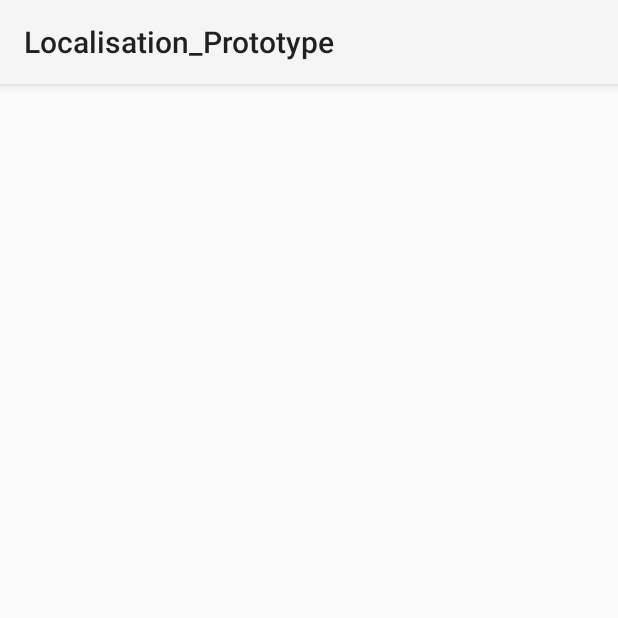
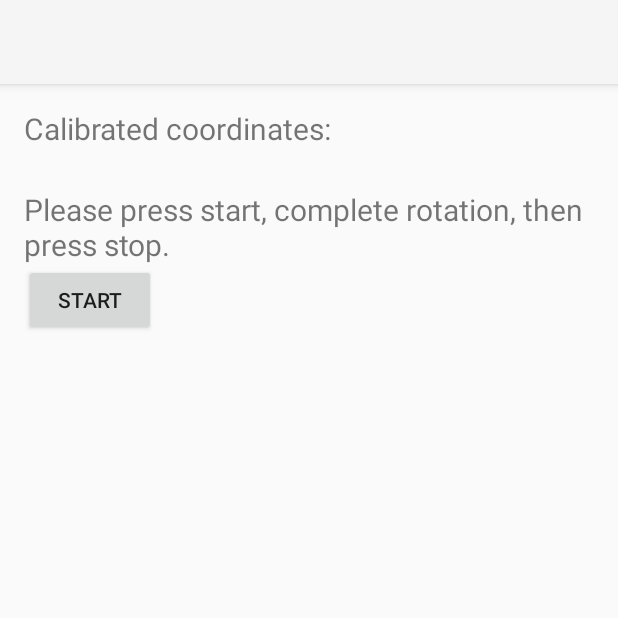
Before and after one commit to ammachin/individual-project-ammachin, an Android app: the PDR screen opened directly, with no data from a screen before it, on a phone screen of 412 x 824 dp, the top half of it. Run offline under Robolectric (Android 15) with nearby library versions, the phone set to English and light mode, and no system bars; 2 statements that could not run were skipped.

Commit message:
Adding UI to PDR activity.

```diff
--- a/android_app/app/src/main/java/com/unileeds/Android_App/Vector3D.java
+++ b/android_app/app/src/main/java/com/unileeds/Android_App/Vector3D.java
@@ -1,6 +1,8 @@
 package com.unileeds.Android_App;
 
-public class Vector3D {
+import java.io.Serializable;
+
+public class Vector3D implements Serializable {
     float x;
     float y;
     float z;
--- a/android_app/app/src/main/res/layout/activity_pdr.xml
+++ b/android_app/app/src/main/res/layout/activity_pdr.xml
@@ -7,4 +7,93 @@
     android:layout_height="match_parent"
     tools:context=".PDR">
 
+    <TextView
+        android:layout_width="wrap_content"
+        android:layout_height="wrap_content"
+        android:layout_marginStart="16dp"
+        android:layout_marginTop="16dp"
+        android:text="Calibrated coordinates:"
+        app:layout_constraintStart_toStartOf="parent"
+        app:layout_constraintTop_toTopOf="parent"
+        android:textSize="20sp"/>
+
+    <TextView
+        android:id="@+id/init_coords"
+        android:layout_width="wrap_content"
+        android:layout_height="wrap_content"
+        android:text="No coordinates found"
+        android:textSize="20sp"
+        android:layout_marginStart="16dp"
+        android:layout_marginTop="40dp"
+        app:layout_constraintStart_toStartOf="parent"
+        app:layout_constraintTop_toTopOf="parent" />
+
+    <TextView
+        android:layout_width="wrap_content"
+        android:layout_height="wrap_content"
+        android:layout_marginStart="16dp"
+        android:layout_marginTop="70dp"
+        android:text="Please press start, complete rotation, then press stop."
+        app:layout_constraintStart_toStartOf="parent"
+        app:layout_constraintTop_toTopOf="parent"
+        android:textSize="20sp"/>
+
+    <Button
+        android:layout_width="wrap_content"
+        android:layout_height="wrap_content"
+        app:layout_constraintStart_toStartOf="parent"
+        app:layout_constraintTop_toTopOf="parent"
+        android:layout_marginStart="16dp"
+        android:layout_marginTop="120dp"
+        android:text="@string/Start"
+        android:id="@+id/orientation_button"/>
+
+    <TextView
+        android:layout_width="wrap_content"
+        android:layout_height="wrap_content"
+        android:layout_marginStart="16dp"
+        android:layout_marginTop="200dp"
+        android:text="Please press start, walk desired distance, then press stop."
+        app:layout_constraintStart_toStartOf="parent"
+        app:layout_constraintTop_toTopOf="parent"
+        android:textSize="20sp"
+        android:visibility="invisible"
+        android:id="@+id/distance_text"
+        />
+
+    <Button
+        android:layout_width="wrap_content"
+        android:layout_height="wrap_content"
+        app:layout_constraintStart_toStartOf="parent"
+        app:layout_constraintTop_toTopOf="parent"
+        android:layout_marginStart="16dp"
+        android:layout_marginTop="250dp"
+        android:text="@string/Start"
+        android:id="@+id/distance_button"
+        android:visibility="invisible" />
+
+    <TextView
+        android:layout_width="wrap_content"
+        android:layout_height="wrap_content"
+        android:layout_marginStart="16dp"
+        android:layout_marginTop="320dp"
+        android:text="New coordinates:"
+        app:layout_constraintStart_toStartOf="parent"
+        app:layout_constraintTop_toTopOf="parent"
+        android:textSize="20sp"
+        android:id="@+id/send_text"
+        android:visibility="invisible"
+        />
+
+    <Button
+        android:layout_width="wrap_content"
+        android:layout_height="wrap_content"
+        app:layout_constraintStart_toStartOf="parent"
+        app:layout_constraintTop_toTopOf="parent"
+        android:layout_marginStart="16dp"
+        android:layout_marginTop="370dp"
+        android:text="@string/button_text"
+        android:id="@+id/send_new_button"
+        android:visibility="invisible" />
+
 </androidx.constraintlayout.widget.ConstraintLayout>
--- a/android_app/app/src/main/res/values/strings.xml
+++ b/android_app/app/src/main/res/values/strings.xml
@@ -1,10 +1,8 @@
 <resources>
-    <string name="app_name">Localisation_Prototype</string>
-    <string name="app_bar_name">WiFi Scanner</string>
     <string name="scan_button">Scan</string>
     <string name="instruction_1">Please input known current location:</string>
-    <string name="button_text">Confirm coordinates</string>
-    <string name="instruction_2">Move to desired spot and then continue.</string>
-    <string name="button_text_2">Confirm position</string>
-    <string name="get_readings">Get readings</string>
+    <string name="button_text">Send</string>
+    <string name="get_readings">Perform PDR</string>
+    <string name="Start">Start</string>
+    <string name="Stop">Stop</string>
 </resources>
```
Also changed, not shown: android_app/app/src/main/java/com/unileeds/Android_App/MainActivity.java (+9 -1 lines), android_app/app/src/main/java/com/unileeds/Android_App/PDR.java (+123 -26 lines), android_app/app/src/main/res/layout/activity_main.xml (+2 -22 lines).
